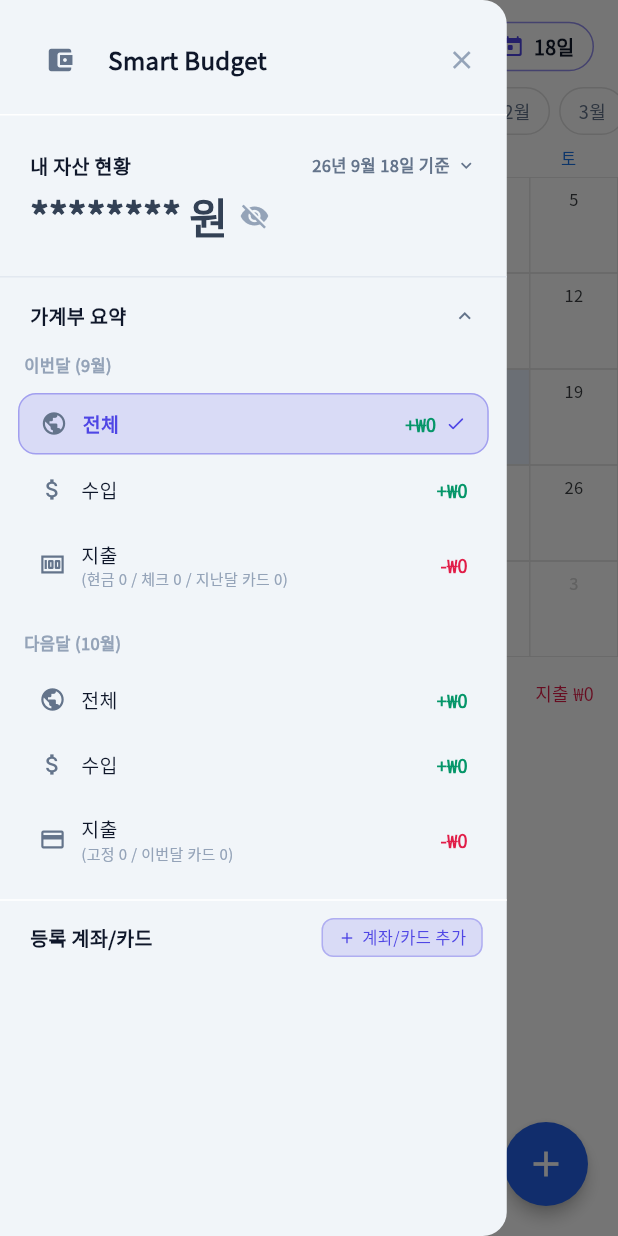
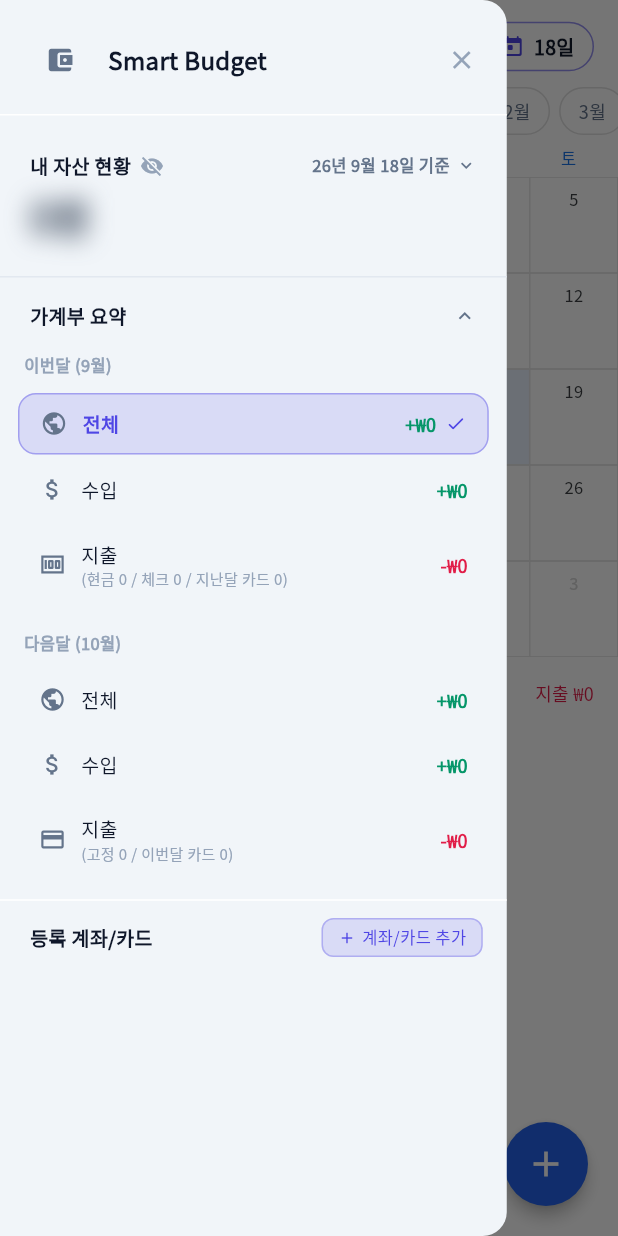
Before and after one commit to trudy4905/smart-budget-app, a Flutter app: the screen it shows after launch, in the side drawer, after a tap on the "visibility" icon, on a phone screen of 412 x 824 dp. Run offline on Flutter 3.47's test engine with Material 3 defaults, Android fonts, the phone set to English and light mode, and no system bars; our stand-ins replace google_fonts, shared_preferences.

Commit message:
Move asset visibility toggle and apply blur effect

```diff
--- a/flutter_app/lib/widgets/app_drawer.dart
+++ b/flutter_app/lib/widgets/app_drawer.dart
@@ -1,3 +1,4 @@
+import 'dart:ui';
 import 'package:flutter/material.dart';
 import 'package:google_fonts/google_fonts.dart';
 import 'package:provider/provider.dart';
@@ -66,7 +67,24 @@
                       mainAxisAlignment: MainAxisAlignment.spaceBetween,
                       crossAxisAlignment: CrossAxisAlignment.center,
                       children: [
-                        Text('내 자산 현황', style: GoogleFonts.notoSansKr(fontSize: 13, color: const Color(0xFF0F172A), fontWeight: FontWeight.w700)),
+                        Row(
+                          children: [
+                            Text('내 자산 현황', style: GoogleFonts.notoSansKr(fontSize: 13, color: const Color(0xFF0F172A), fontWeight: FontWeight.w700)),
+                            const SizedBox(width: 6),
+                            GestureDetector(
+                              onTap: () {
+                                setState(() {
+                                  _isAssetVisible = !_isAssetVisible;
+                                });
+                              },
+                              child: Icon(
+                                _isAssetVisible ? Icons.visibility : Icons.visibility_off,
+                                size: 16,
+                                color: const Color(0xFF94A3B8),
+                              ),
+                            ),
+                          ],
+                        ),
                         GestureDetector(
                           onTap: () async {
                             final picked = await showDatePicker(
@@ -111,24 +129,9 @@
                             totalAssets += bal;
                           }
                         }
-                        return Row(
-                          crossAxisAlignment: CrossAxisAlignment.center,
-                          children: [
-                            Text(_isAssetVisible ? '${formatNumber(totalAssets)}원' : '******** 원', style: GoogleFonts.notoSansKr(fontSize: 28, fontWeight: FontWeight.w700, color: const Color(0xFF334155), letterSpacing: -0.5)),
-                            const SizedBox(width: 8),
-                            GestureDetector(
-                              onTap: () {
-                                setState(() {
-                                  _isAssetVisible = !_isAssetVisible;
-                                });
-                              },
-                              child: Icon(
-                                _isAssetVisible ? Icons.visibility : Icons.visibility_off,
-                                size: 20,
-                                color: const Color(0xFF94A3B8),
-                              ),
-                            ),
-                          ],
+                        return ImageFiltered(
+                          imageFilter: ImageFilter.blur(sigmaX: _isAssetVisible ? 0 : 8, sigmaY: _isAssetVisible ? 0 : 8),
+                          child: Text('${formatNumber(totalAssets)}원', style: GoogleFonts.notoSansKr(fontSize: 28, fontWeight: FontWeight.w700, color: const Color(0xFF334155), letterSpacing: -0.5)),
                         );
                       }
                     ),
```
